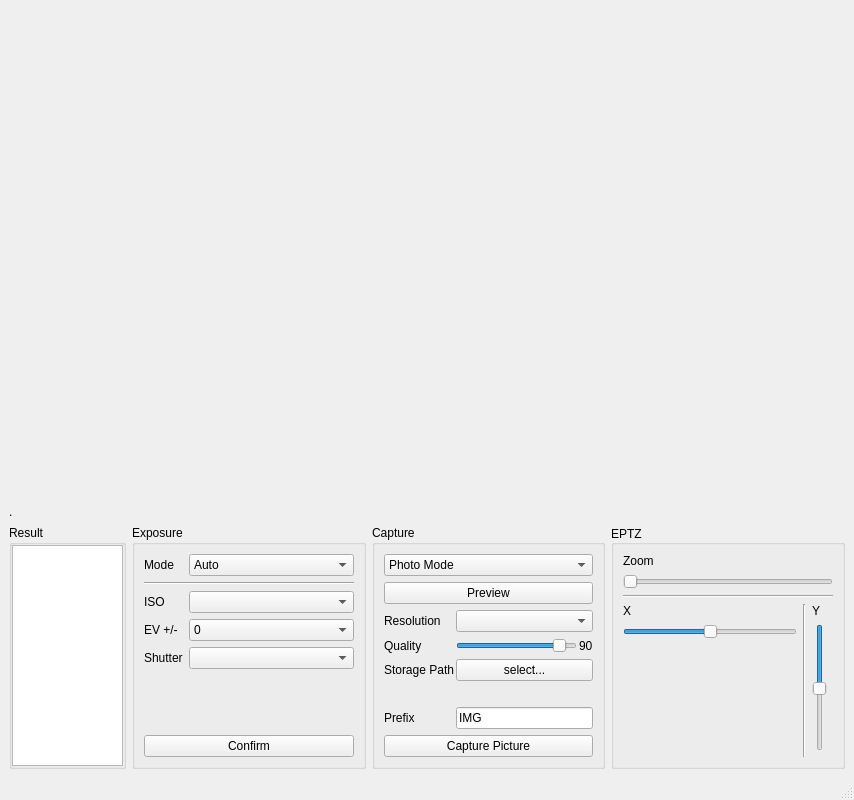
Qt form mainwindow.ui (killsmm/m10v_qt_host_controller) before a commit.
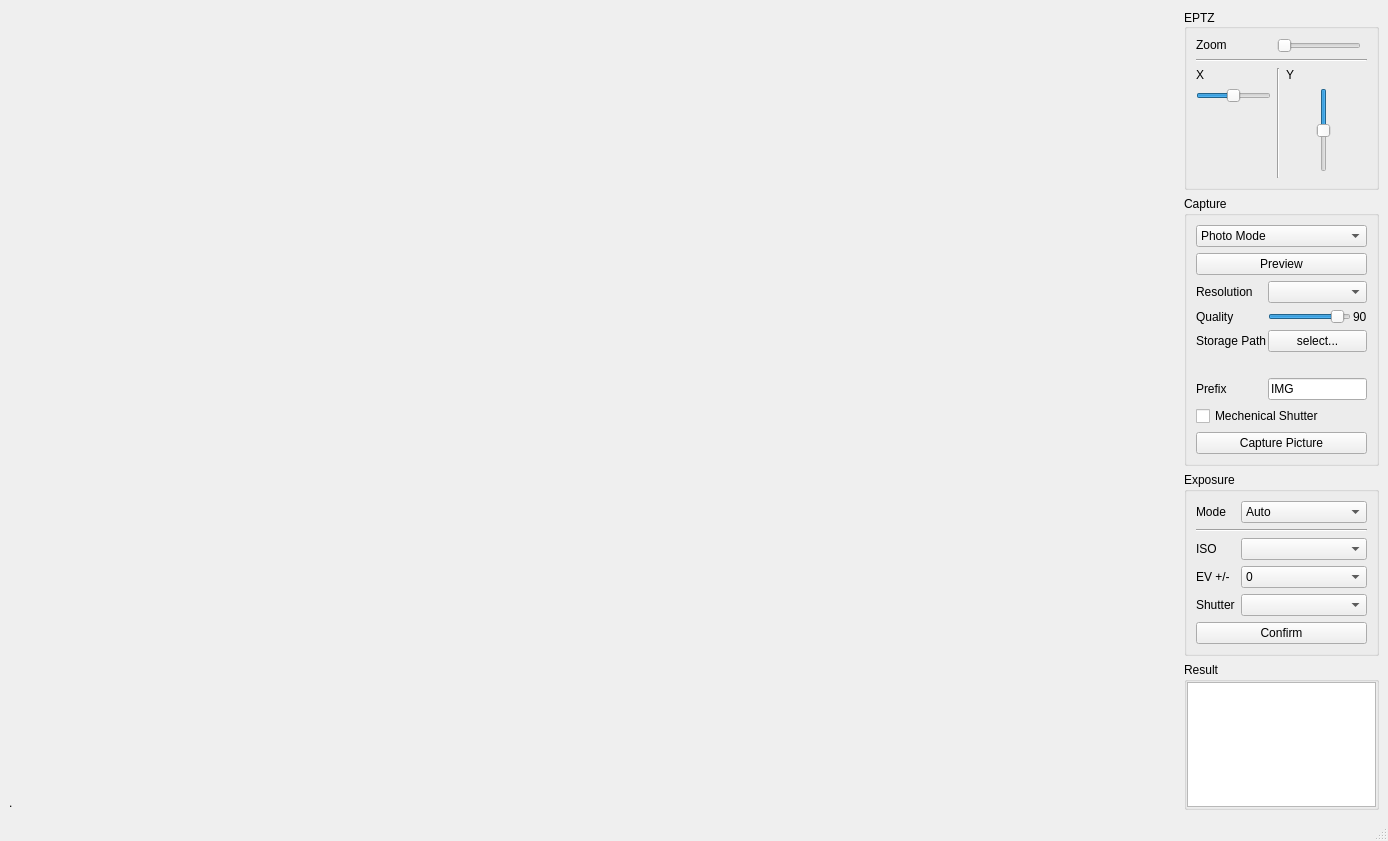
The same form after that commit. Icons and pictures are not drawn.

What changed in the file:
```diff
--- a/mainwindow.ui
+++ b/mainwindow.ui
@@ -6,12 +6,12 @@
    <rect>
     <x>0</x>
     <y>0</y>
-    <width>854</width>
-    <height>800</height>
+    <width>1388</width>
+    <height>841</height>
    </rect>
   </property>
   <property name="sizePolicy">
-   <sizepolicy hsizetype="Minimum" vsizetype="Minimum">
+   <sizepolicy hsizetype="Preferred" vsizetype="Preferred">
     <horstretch>0</horstretch>
     <verstretch>0</verstretch>
    </sizepolicy>
@@ -28,202 +28,74 @@
     <bool>true</bool>
    </property>
    <property name="sizePolicy">
-    <sizepolicy hsizetype="Minimum" vsizetype="Minimum">
+    <sizepolicy hsizetype="Preferred" vsizetype="Preferred">
      <horstretch>0</horstretch>
      <verstretch>0</verstretch>
     </sizepolicy>
    </property>
-   <layout class="QGridLayout" name="gridLayout_2" rowstretch="2,0,0">
-    <item row="2" column="0">
-     <layout class="QHBoxLayout" name="horizontalLayout" stretch="1,2,2,2">
+   <layout class="QHBoxLayout" name="horizontalLayout" stretch="6,1">
+    <item>
+     <layout class="QVBoxLayout" name="verticalLayout_2">
       <item>
-       <widget class="QGroupBox" name="groupBox_3">
+       <widget class="QWidget" name="widget" native="true">
+        <layout class="QHBoxLayout" name="horizontalLayout_2"/>
+       </widget>
+      </item>
+      <item>
+       <widget class="QLabel" name="label_local_file_name">
         <property name="sizePolicy">
-         <sizepolicy hsizetype="Preferred" vsizetype="Preferred">
+         <sizepolicy hsizetype="Preferred" vsizetype="Maximum">
           <horstretch>0</horstretch>
           <verstretch>0</verstretch>
          </sizepolicy>
         </property>
-        <property name="title">
-         <string>Result</string>
+        <property name="styleSheet">
+         <string notr="true"/>
         </property>
-        <layout class="QHBoxLayout" name="horizontalLayout_3">
-         <property name="spacing">
-          <number>0</number>
-         </property>
-         <property name="leftMargin">
-          <number>0</number>
-         </property>
-         <property name="topMargin">
-          <number>0</number>
-         </property>
-         <property name="rightMargin">
-          <number>0</number>
-         </property>
-         <property name="bottomMargin">
-          <number>0</number>
-         </property>
-         <item>
-          <widget class="QTextEdit" name="textEdit">
-           <property name="autoFillBackground">
-            <bool>true</bool>
-           </property>
-          </widget>
-         </item>
-        </layout>
+        <property name="text">
+         <string>.</string>
+        </property>
+        <property name="wordWrap">
+         <bool>true</bool>
+        </property>
+        <property name="openExternalLinks">
+         <bool>true</bool>
+        </property>
+        <property name="textInteractionFlags">
+         <set>Qt::LinksAccessibleByKeyboard|Qt::LinksAccessibleByMouse</set>
+        </property>
        </widget>
       </item>
+     </layout>
+    </item>
+    <item>
+     <layout class="QVBoxLayout" name="verticalLayout" stretch="0,0,0,0">
+      <property name="sizeConstraint">
+       <enum>QLayout::SetDefaultConstraint</enum>
+      </property>
       <item>
-       <widget class="QGroupBox" name="groupBox_4">
+       <widget class="QGroupBox" name="groupBox">
         <property name="sizePolicy">
-         <sizepolicy hsizetype="Preferred" vsizetype="Preferred">
+         <sizepolicy hsizetype="Preferred" vsizetype="Fixed">
           <horstretch>0</horstretch>
           <verstretch>0</verstretch>
          </sizepolicy>
         </property>
         <property name="title">
-         <string>Exposure</string>
+         <string>EPTZ</string>
         </property>
         <property name="alignment">
-         <set>Qt::AlignLeading|Qt::AlignLeft|Qt::AlignTop</set>
+         <set>Qt::AlignLeading|Qt::AlignLeft|Qt::AlignVCenter</set>
         </property>
-        <layout class="QGridLayout" name="gridLayout_3" columnstretch="1,0">
-         <property name="leftMargin">
-          <number>9</number>
-         </property>
-         <property name="topMargin">
-          <number>9</number>
-         </property>
-         <property name="rightMargin">
-          <number>9</number>
-         </property>
-         <property name="bottomMargin">
-          <number>9</number>
-         </property>
-         <item row="7" column="1">
-          <widget class="QComboBox" name="comboBox_shutter">
-           <property name="enabled">
-            <bool>true</bool>
-           </property>
-          </widget>
-         </item>
-         <item row="10" column="0" colspan="2">
-          <widget class="QPushButton" name="pushButton">
-           <property name="text">
-            <string>Confirm</string>
-           </property>
-          </widget>
-         </item>
-         <item row="3" column="1">
-          <widget class="QComboBox" name="comboBox_ev">
-           <property name="currentIndex">
-            <number>2</number>
-           </property>
-           <item>
-            <property name="text">
-             <string>-2</string>
-            </property>
-           </item>
-           <item>
-            <property name="text">
-             <string>-1</string>
-            </property>
-           </item>
-           <item>
-            <property name="text">
-             <string>0</string>
-            </property>
-           </item>
-           <item>
-            <property name="text">
-             <string>1</string>
-            </property>
-           </item>
-           <item>
-            <property name="text">
-             <string>2</string>
-            </property>
-           </item>
-          </widget>
-         </item>
-         <item row="2" column="0">
-          <widget class="QLabel" name="label_8">
-           <property name="sizePolicy">
-            <sizepolicy hsizetype="Maximum" vsizetype="Preferred">
-             <horstretch>0</horstretch>
-             <verstretch>0</verstretch>
-            </sizepolicy>
-           </property>
-           <property name="text">
-            <string>ISO</string>
-           </property>
-          </widget>
-         </item>
-         <item row="0" column="0">
-          <widget class="QLabel" name="label_11">
-           <property name="text">
-            <string>Mode</string>
-           </property>
-          </widget>
-         </item>
-         <item row="2" column="1">
-          <widget class="QComboBox" name="comboBox_iso">
-           <property name="sizePolicy">
-            <sizepolicy hsizetype="Preferred" vsizetype="Fixed">
-             <horstretch>0</horstretch>
-             <verstretch>0</verstretch>
-            </sizepolicy>
-           </property>
-           <property name="currentText">
-            <string/>
-           </property>
-           <property name="placeholderText">
-            <string/>
-           </property>
-          </widget>
-         </item>
-         <item row="0" column="1">
-          <widget class="QComboBox" name="comboBox_7">
-           <property name="currentIndex">
-            <number>1</number>
-           </property>
-           <item>
-            <property name="text">
-             <string>Mannual</string>
-            </property>
-           </item>
-           <item>
-            <property name="text">
-             <string>Auto</string>
-            </property>
-           </item>
-          </widget>
-         </item>
-         <item row="1" column="0" colspan="2">
-          <widget class="Line" name="line_3">
-           <property name="orientation">
-            <enum>Qt::Horizontal</enum>
-           </property>
-          </widget>
-         </item>
-         <item row="3" column="0">
-          <widget class="QLabel" name="label_ev">
-           <property name="sizePolicy">
-            <sizepolicy hsizetype="Maximum" vsizetype="Preferred">
-             <horstretch>0</horstretch>
-             <verstretch>0</verstretch>
-            </sizepolicy>
-           </property>
-           <property name="text">
-            <string>EV +/-</string>
-           </property>
-          </widget>
-         </item>
-         <item row="9" column="0">
-          <spacer name="verticalSpacer_2">
+        <layout class="QGridLayout" name="gridLayout" columnstretch="1,1,1,0">
+         <item row="5" column="0">
+          <spacer name="verticalSpacer">
            <property name="orientation">
             <enum>Qt::Vertical</enum>
            </property>
+           <property name="sizeType">
+            <enum>QSizePolicy::Expanding</enum>
+           </property>
            <property name="sizeHint" stdset="0">
             <size>
              <width>20</width>
@@ -232,19 +104,116 @@
            </property>
           </spacer>
          </item>
-         <item row="7" column="0">
-          <widget class="QLabel" name="label_shutter">
-           <property name="enabled">
-            <bool>true</bool>
+         <item row="3" column="2">
+          <widget class="QLabel" name="label_7">
+           <property name="text">
+            <string>Y</string>
            </property>
+          </widget>
+         </item>
+         <item row="4" column="0">
+          <widget class="QSlider" name="horizontalSlider_x">
+           <property name="sizePolicy">
+            <sizepolicy hsizetype="Expanding" vsizetype="Fixed">
+             <horstretch>0</horstretch>
+             <verstretch>0</verstretch>
+            </sizepolicy>
+           </property>
+           <property name="value">
+            <number>50</number>
+           </property>
+           <property name="tracking">
+            <bool>false</bool>
+           </property>
+           <property name="orientation">
+            <enum>Qt::Horizontal</enum>
+           </property>
+          </widget>
+         </item>
+         <item row="0" column="0">
+          <widget class="QLabel" name="label">
+           <property name="sizePolicy">
+            <sizepolicy hsizetype="Preferred" vsizetype="Maximum">
+             <horstretch>0</horstretch>
+             <verstretch>0</verstretch>
+            </sizepolicy>
+           </property>
+           <property name="text">
+            <string>Zoom</string>
+           </property>
+          </widget>
+         </item>
+         <item row="3" column="0">
+          <widget class="QLabel" name="label_6">
+           <property name="text">
+            <string>X</string>
+           </property>
+          </widget>
+         </item>
+         <item row="2" column="0" colspan="4">
+          <widget class="Line" name="line_2">
+           <property name="orientation">
+            <enum>Qt::Horizontal</enum>
+           </property>
+          </widget>
+         </item>
+         <item row="3" column="1" rowspan="4">
+          <widget class="Line" name="line">
            <property name="sizePolicy">
             <sizepolicy hsizetype="Maximum" vsizetype="Preferred">
              <horstretch>0</horstretch>
              <verstretch>0</verstretch>
             </sizepolicy>
            </property>
-           <property name="text">
-            <string>Shutter</string>
+           <property name="orientation">
+            <enum>Qt::Vertical</enum>
+           </property>
+          </widget>
+         </item>
+         <item row="4" column="2" rowspan="2">
+          <widget class="QSlider" name="verticalSlider_Y">
+           <property name="sizePolicy">
+            <sizepolicy hsizetype="Preferred" vsizetype="Fixed">
+             <horstretch>0</horstretch>
+             <verstretch>0</verstretch>
+            </sizepolicy>
+           </property>
+           <property name="layoutDirection">
+            <enum>Qt::LeftToRight</enum>
+           </property>
+           <property name="value">
+            <number>50</number>
+           </property>
+           <property name="sliderPosition">
+            <number>50</number>
+           </property>
+           <property name="tracking">
+            <bool>false</bool>
+           </property>
+           <property name="orientation">
+            <enum>Qt::Vertical</enum>
+           </property>
+           <property name="invertedAppearance">
+            <bool>true</bool>
+           </property>
+          </widget>
+         </item>
+         <item row="0" column="1" colspan="2">
+          <widget class="QSlider" name="horizontalSlider">
+           <property name="sizePolicy">
+            <sizepolicy hsizetype="Expanding" vsizetype="Fixed">
+             <horstretch>0</horstretch>
+             <verstretch>0</verstretch>
+            </sizepolicy>
+           </property>
+           <property name="singleStep">
+            <number>5</number>
+           </property>
+           <property name="tracking">
+            <bool>false</bool>
+           </property>
+           <property name="orientation">
+            <enum>Qt::Horizontal</enum>
            </property>
           </widget>
          </item>
@@ -254,7 +223,7 @@
       <item>
        <widget class="QGroupBox" name="groupBox_2">
         <property name="sizePolicy">
-         <sizepolicy hsizetype="Preferred" vsizetype="Expanding">
+         <sizepolicy hsizetype="Preferred" vsizetype="Fixed">
           <horstretch>0</horstretch>
           <verstretch>0</verstretch>
          </sizepolicy>
@@ -265,6 +234,12 @@
         <layout class="QGridLayout" name="gridLayout_4">
          <item row="0" column="0">
           <widget class="QComboBox" name="comboBox">
+           <property name="sizePolicy">
+            <sizepolicy hsizetype="Preferred" vsizetype="Fixed">
+             <horstretch>0</horstretch>
+             <verstretch>0</verstretch>
+            </sizepolicy>
+           </property>
            <property name="currentIndex">
             <number>1</number>
            </property>
@@ -282,6 +257,12 @@
          </item>
          <item row="2" column="0">
           <widget class="QStackedWidget" name="stackedWidget">
+           <property name="sizePolicy">
+            <sizepolicy hsizetype="Preferred" vsizetype="Fixed">
+             <horstretch>0</horstretch>
+             <verstretch>0</verstretch>
+            </sizepolicy>
+           </property>
            <property name="currentIndex">
             <number>1</number>
            </property>
@@ -355,6 +336,12 @@
             </layout>
            </widget>
            <widget class="QWidget" name="page_0_photo">
+            <property name="sizePolicy">
+             <sizepolicy hsizetype="Preferred" vsizetype="Fixed">
+              <horstretch>0</horstretch>
+              <verstretch>0</verstretch>
+             </sizepolicy>
+            </property>
             <layout class="QGridLayout" name="gridLayout_5">
              <property name="leftMargin">
               <number>0</number>
@@ -374,55 +361,6 @@
              <property name="verticalSpacing">
               <number>6</number>
              </property>
-             <item row="1" column="0">
-              <widget class="QLabel" name="label_3">
-               <property name="text">
-                <string>Quality</string>
-               </property>
-              </widget>
-             </item>
-             <item row="0" column="0">
-              <widget class="QLabel" name="label_2">
-               <property name="text">
-                <string>Resolution</string>
-               </property>
-              </widget>
-             </item>
-             <item row="6" column="0" colspan="3">
-              <widget class="QPushButton" name="pushButton_take_photo">
-               <property name="sizePolicy">
-                <sizepolicy hsizetype="Preferred" vsizetype="Maximum">
-                 <horstretch>0</horstretch>
-                 <verstretch>0</verstretch>
-                </sizepolicy>
-               </property>
-               <property name="text">
-                <string>Capture Picture</string>
-               </property>
-              </widget>
-             </item>
-             <item row="1" column="1">
-              <widget class="QSlider" name="horizontalSlider_2">
-               <property name="singleStep">
-                <number>10</number>
-               </property>
-               <property name="value">
-                <number>90</number>
-               </property>
-               <property name="tracking">
-                <bool>false</bool>
-               </property>
-               <property name="orientation">
-                <enum>Qt::Horizontal</enum>
-               </property>
-               <property name="invertedAppearance">
-                <bool>false</bool>
-               </property>
-               <property name="invertedControls">
-                <bool>false</bool>
-               </property>
-              </widget>
-             </item>
              <item row="1" column="2">
               <widget class="QLabel" name="label_4">
                <property name="text">
@@ -430,10 +368,23 @@
                </property>
               </widget>
              </item>
+             <item row="2" column="1" colspan="2">
+              <widget class="QPushButton" name="pushButton_2">
+               <property name="sizePolicy">
+                <sizepolicy hsizetype="Preferred" vsizetype="Fixed">
+                 <horstretch>0</horstretch>
+                 <verstretch>0</verstretch>
+                </sizepolicy>
+               </property>
+               <property name="text">
+                <string>select...</string>
+               </property>
+              </widget>
+             </item>
              <item row="0" column="1" colspan="2">
               <widget class="QComboBox" name="comboBox_2">
                <property name="sizePolicy">
-                <sizepolicy hsizetype="Expanding" vsizetype="Maximum">
+                <sizepolicy hsizetype="Expanding" vsizetype="Fixed">
                  <horstretch>0</horstretch>
                  <verstretch>0</verstretch>
                 </sizepolicy>
@@ -475,29 +426,21 @@
                </item>
               </widget>
              </item>
-             <item row="5" column="0">
-              <widget class="QLabel" name="label_10">
+             <item row="0" column="0">
+              <widget class="QLabel" name="label_2">
                <property name="text">
-                <string>Prefix</string>
-               </property>
-              </widget>
-             </item>
-             <item row="2" column="0">
-              <widget class="QLabel" name="label_9">
-               <property name="text">
-                <string>Storage Path</string>
-               </property>
-              </widget>
-             </item>
-             <item row="2" column="1" colspan="2">
-              <widget class="QPushButton" name="pushButton_2">
-               <property name="text">
-                <string>select...</string>
+                <string>Resolution</string>
                </property>
               </widget>
              </item>
              <item row="5" column="1" colspan="2">
               <widget class="QLineEdit" name="lineEdit_prefix">
+               <property name="sizePolicy">
+                <sizepolicy hsizetype="Expanding" vsizetype="Fixed">
+                 <horstretch>0</horstretch>
+                 <verstretch>0</verstretch>
+                </sizepolicy>
+               </property>
                <property name="text">
                 <string>IMG</string>
                </property>
@@ -509,7 +452,7 @@
                 <bool>true</bool>
                </property>
                <property name="sizePolicy">
-                <sizepolicy hsizetype="Expanding" vsizetype="Preferred">
+                <sizepolicy hsizetype="Preferred" vsizetype="Preferred">
                  <horstretch>0</horstretch>
                  <verstretch>0</verstretch>
                 </sizepolicy>
@@ -531,6 +474,81 @@
                </property>
               </widget>
              </item>
+             <item row="1" column="0">
+              <widget class="QLabel" name="label_3">
+               <property name="text">
+                <string>Quality</string>
+               </property>
+              </widget>
+             </item>
+             <item row="2" column="0">
+              <widget class="QLabel" name="label_9">
+               <property name="text">
+                <string>Storage Path</string>
+               </property>
+              </widget>
+             </item>
+             <item row="1" column="1">
+              <widget class="QSlider" name="horizontalSlider_2">
+               <property name="sizePolicy">
+                <sizepolicy hsizetype="Expanding" vsizetype="Fixed">
+                 <horstretch>0</horstretch>
+                 <verstretch>0</verstretch>
+                </sizepolicy>
+               </property>
+               <property name="singleStep">
+                <number>10</number>
+               </property>
+               <property name="value">
+                <number>90</number>
+               </property>
+               <property name="tracking">
+                <bool>false</bool>
+               </property>
+               <property name="orientation">
+                <enum>Qt::Horizontal</enum>
+               </property>
+               <property name="invertedAppearance">
+                <bool>false</bool>
+               </property>
+               <property name="invertedControls">
+                <bool>false</bool>
+               </property>
+              </widget>
+             </item>
+             <item row="5" column="0">
+              <widget class="QLabel" name="label_10">
+               <property name="text">
+                <string>Prefix</string>
+               </property>
+              </widget>
+             </item>
+             <item row="7" column="0" colspan="3">
+              <widget class="QPushButton" name="pushButton_take_photo">
+               <property name="sizePolicy">
+                <sizepolicy hsizetype="Preferred" vsizetype="Fixed">
+                 <horstretch>0</horstretch>
+                 <verstretch>0</verstretch>
+                </sizepolicy>
+               </property>
+               <property name="text">
+                <string>Capture Picture</string>
+               </property>
+              </widget>
+             </item>
+             <item row="6" column="0" colspan="3">
+              <widget class="QCheckBox" name="checkBox">
+               <property name="sizePolicy">
+                <sizepolicy hsizetype="Minimum" vsizetype="Fixed">
+                 <horstretch>0</horstretch>
+                 <verstretch>0</verstretch>
+                </sizepolicy>
+               </property>
+               <property name="text">
+                <string>Mechenical Shutter</string>
+               </property>
+              </widget>
+             </item>
             </layout>
            </widget>
           </widget>
@@ -538,7 +556,7 @@
          <item row="1" column="0">
           <widget class="QPushButton" name="pushButton_9">
            <property name="sizePolicy">
-            <sizepolicy hsizetype="Preferred" vsizetype="Maximum">
+            <sizepolicy hsizetype="Preferred" vsizetype="Fixed">
              <horstretch>0</horstretch>
              <verstretch>0</verstretch>
             </sizepolicy>
@@ -552,7 +570,175 @@
        </widget>
       </item>
       <item>
-       <widget class="QGroupBox" name="groupBox">
+       <widget class="QGroupBox" name="groupBox_4">
+        <property name="sizePolicy">
+         <sizepolicy hsizetype="Preferred" vsizetype="Fixed">
+          <horstretch>0</horstretch>
+          <verstretch>0</verstretch>
+         </sizepolicy>
+        </property>
+        <property name="title">
+         <string>Exposure</string>
+        </property>
+        <property name="alignment">
+         <set>Qt::AlignLeading|Qt::AlignLeft|Qt::AlignTop</set>
+        </property>
+        <layout class="QGridLayout" name="gridLayout_3" columnstretch="1,0">
+         <property name="leftMargin">
+          <number>9</number>
+         </property>
+         <property name="topMargin">
+          <number>9</number>
+         </property>
+         <property name="rightMargin">
+          <number>9</number>
+         </property>
+         <property name="bottomMargin">
+          <number>9</number>
+         </property>
+         <item row="3" column="1">
+          <widget class="QComboBox" name="comboBox_ev">
+           <property name="currentIndex">
+            <number>2</number>
+           </property>
+           <item>
+            <property name="text">
+             <string>-2</string>
+            </property>
+           </item>
+           <item>
+            <property name="text">
+             <string>-1</string>
+            </property>
+           </item>
+           <item>
+            <property name="text">
+             <string>0</string>
+            </property>
+           </item>
+           <item>
+            <property name="text">
+             <string>1</string>
+            </property>
+           </item>
+           <item>
+            <property name="text">
+             <string>2</string>
+            </property>
+           </item>
+          </widget>
+         </item>
+         <item row="2" column="0">
+          <widget class="QLabel" name="label_8">
+           <property name="sizePolicy">
+            <sizepolicy hsizetype="Maximum" vsizetype="Preferred">
+             <horstretch>0</horstretch>
+             <verstretch>0</verstretch>
+            </sizepolicy>
+           </property>
+           <property name="text">
+            <string>ISO</string>
+           </property>
+          </widget>
+         </item>
+         <item row="2" column="1">
+          <widget class="QComboBox" name="comboBox_iso">
+           <property name="sizePolicy">
+            <sizepolicy hsizetype="Preferred" vsizetype="Fixed">
+             <horstretch>0</horstretch>
+             <verstretch>0</verstretch>
+            </sizepolicy>
+           </property>
+           <property name="currentText">
+            <string/>
+           </property>
+           <property name="placeholderText">
+            <string/>
+           </property>
+          </widget>
+         </item>
+         <item row="0" column="0">
+          <widget class="QLabel" name="label_11">
+           <property name="text">
+            <string>Mode</string>
+           </property>
+          </widget>
+         </item>
+         <item row="1" column="0" colspan="2">
+          <widget class="Line" name="line_3">
+           <property name="orientation">
+            <enum>Qt::Horizontal</enum>
+           </property>
+          </widget>
+         </item>
+         <item row="3" column="0">
+          <widget class="QLabel" name="label_ev">
+           <property name="sizePolicy">
+            <sizepolicy hsizetype="Maximum" vsizetype="Preferred">
+             <horstretch>0</horstretch>
+             <verstretch>0</verstretch>
+            </sizepolicy>
+           </property>
+           <property name="text">
+            <string>EV +/-</string>
+           </property>
+          </widget>
+         </item>
+         <item row="7" column="0">
+          <widget class="QLabel" name="label_shutter">
+           <property name="enabled">
+            <bool>true</bool>
+           </property>
+           <property name="sizePolicy">
+            <sizepolicy hsizetype="Maximum" vsizetype="Preferred">
+             <horstretch>0</horstretch>
+             <verstretch>0</verstretch>
+            </sizepolicy>
+           </property>
+           <property name="text">
+            <string>Shutter</string>
+           </property>
+          </widget>
+         </item>
+         <item row="0" column="1">
+          <widget class="QComboBox" name="comboBox_7">
+           <property name="currentIndex">
+            <number>1</number>
+           </property>
+           <item>
+            <property name="text">
+             <string>Mannual</string>
+            </property>
+           </item>
+           <item>
+            <property name="text">
+             <string>Auto</string>
+            </property>
+           </item>
+          </widget>
+         </item>
+         <item row="7" column="1">
+          <widget class="QComboBox" name="comboBox_shutter">
+           <property name="enabled">
+            <bool>true</bool>
+           </property>
+          </widget>
+         </item>
+         <item row="9" column="0" colspan="2">
+          <widget class="QPushButton" name="pushButton">
+           <property name="text">
+            <string>Confirm</string>
+           </property>
+          </widget>
+         </item>
+        </layout>
+       </widget>
+      </item>
+      <item>
+       <widget class="QGroupBox" name="groupBox_3">
+        <property name="enabled">
+         <bool>true</bool>
+        </property>
         <property name="sizePolicy">
          <sizepolicy hsizetype="Expanding" vsizetype="Expanding">
           <horstretch>0</horstretch>
@@ -560,155 +746,42 @@
          </sizepolicy>
         </property>
         <property name="title">
-         <string>EPTZ</string>
+         <string>Result</string>
         </property>
-        <property name="alignment">
-         <set>Qt::AlignLeading|Qt::AlignLeft|Qt::AlignVCenter</set>
-        </property>
-        <layout class="QGridLayout" name="gridLayout" columnstretch="1,0,0,0">
-         <item row="5" column="0">
-          <spacer name="verticalSpacer">
-           <property name="orientation">
-            <enum>Qt::Vertical</enum>
-           </property>
-           <property name="sizeHint" stdset="0">
-            <size>
-             <width>20</width>
-             <height>40</height>
-            </size>
-           </property>
-          </spacer>
-         </item>
-         <item row="3" column="2">
-          <widget class="QLabel" name="label_7">
-           <property name="text">
-            <string>Y</string>
-           </property>
-          </widget>
-         </item>
-         <item row="4" column="2" rowspan="2">
-          <widget class="QSlider" name="verticalSlider_Y">
+        <layout class="QHBoxLayout" name="horizontalLayout_3">
+         <property name="spacing">
+          <number>0</number>
+         </property>
+         <property name="leftMargin">
+          <number>0</number>
+         </property>
+         <property name="topMargin">
+          <number>0</number>
+         </property>
+         <property name="rightMargin">
+          <number>0</number>
+         </property>
+         <property name="bottomMargin">
+          <number>0</number>
+         </property>
+         <item>
+          <widget class="QTextEdit" name="textEdit">
            <property name="sizePolicy">
-            <sizepolicy hsizetype="Fixed" vsizetype="Expanding">
+            <sizepolicy hsizetype="Preferred" vsizetype="Preferred">
              <horstretch>0</horstretch>
              <verstretch>0</verstretch>
             </sizepolicy>
            </property>
-           <property name="value">
-            <number>50</number>
-           </property>
-           <property name="sliderPosition">
-            <number>50</number>
-           </property>
-           <property name="tracking">
-            <bool>false</bool>
-           </property>
-           <property name="orientation">
-            <enum>Qt::Vertical</enum>
-           </property>
-           <property name="invertedAppearance">
+           <property name="autoFillBackground">
             <bool>true</bool>
            </property>
           </widget>
          </item>
-         <item row="4" column="0">
-          <widget class="QSlider" name="horizontalSlider_x">
-           <property name="sizePolicy">
-            <sizepolicy hsizetype="Expanding" vsizetype="Fixed">
-             <horstretch>0</horstretch>
-             <verstretch>0</verstretch>
-            </sizepolicy>
-           </property>
-           <property name="value">
-            <number>50</number>
-           </property>
-           <property name="tracking">
-            <bool>false</bool>
-           </property>
-           <property name="orientation">
-            <enum>Qt::Horizontal</enum>
-           </property>
-          </widget>
-         </item>
-         <item row="0" column="0">
-          <widget class="QLabel" name="label">
-           <property name="sizePolicy">
-            <sizepolicy hsizetype="Preferred" vsizetype="Maximum">
-             <horstretch>0</horstretch>
-             <verstretch>0</verstretch>
-            </sizepolicy>
-           </property>
-           <property name="text">
-            <string>Zoom</string>
-           </property>
-          </widget>
-         </item>
-         <item row="3" column="0">
-          <widget class="QLabel" name="label_6">
-           <property name="text">
-            <string>X</string>
-           </property>
-          </widget>
-         </item>
-         <item row="1" column="0" colspan="4">
-          <widget class="QSlider" name="horizontalSlider">
-           <property name="sizePolicy">
-            <sizepolicy hsizetype="Expanding" vsizetype="Fixed">
-             <horstretch>0</horstretch>
-             <verstretch>0</verstretch>
-            </sizepolicy>
-           </property>
-           <property name="singleStep">
-            <number>5</number>
-           </property>
-           <property name="tracking">
-            <bool>false</bool>
-           </property>
-           <property name="orientation">
-            <enum>Qt::Horizontal</enum>
-           </property>
-          </widget>
-         </item>
-         <item row="2" column="0" colspan="4">
-          <widget class="Line" name="line_2">
-           <property name="orientation">
-            <enum>Qt::Horizontal</enum>
-           </property>
-          </widget>
-         </item>
-         <item row="3" column="1" rowspan="4">
-          <widget class="Line" name="line">
-           <property name="orientation">
-            <enum>Qt::Vertical</enum>
-           </property>
-          </widget>
-         </item>
         </layout>
        </widget>
       </item>
      </layout>
     </item>
-    <item row="0" column="0">
-     <widget class="QWidget" name="widget" native="true">
-      <layout class="QHBoxLayout" name="horizontalLayout_2"/>
-     </widget>
-    </item>
-    <item row="1" column="0">
-     <widget class="QLabel" name="label_local_file_name">
-      <property name="text">
-       <string>.</string>
-      </property>
-      <property name="wordWrap">
-       <bool>true</bool>
-      </property>
-      <property name="openExternalLinks">
-       <bool>true</bool>
-      </property>
-      <property name="textInteractionFlags">
-       <set>Qt::LinksAccessibleByKeyboard|Qt::LinksAccessibleByMouse</set>
-      </property>
-     </widget>
-    </item>
    </layout>
   </widget>
   <widget class="QMenuBar" name="menubar">
@@ -716,7 +789,7 @@
     <rect>
      <x>0</x>
      <y>0</y>
-     <width>854</width>
+     <width>1388</width>
      <height>21</height>
     </rect>
    </property>
```
